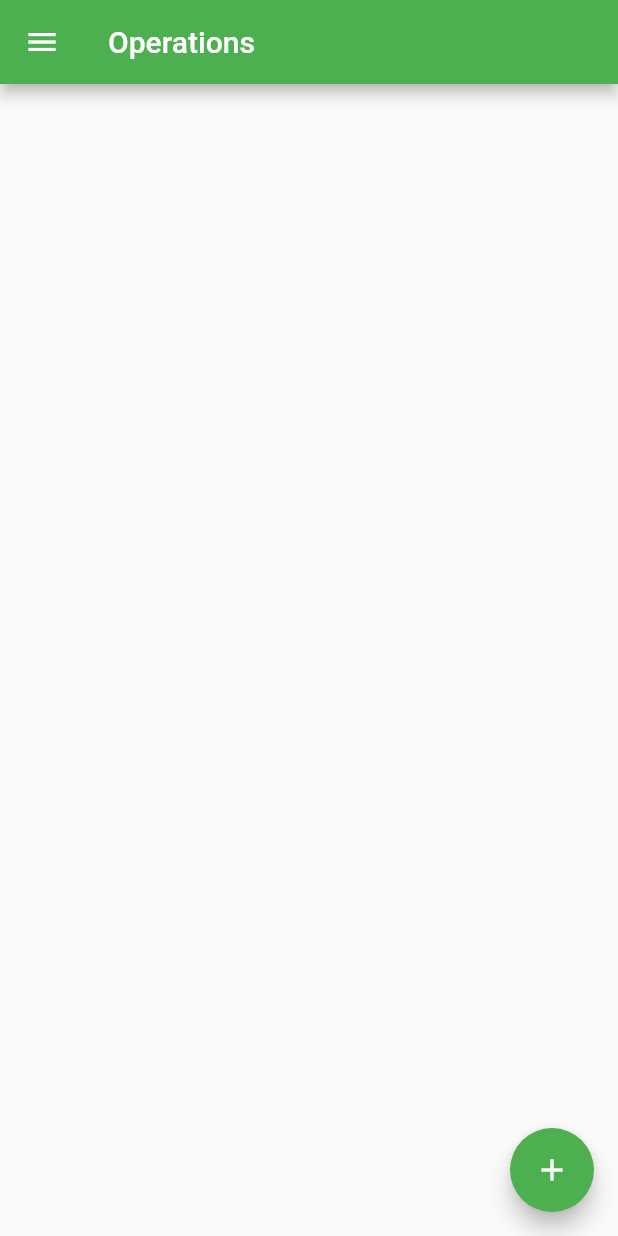
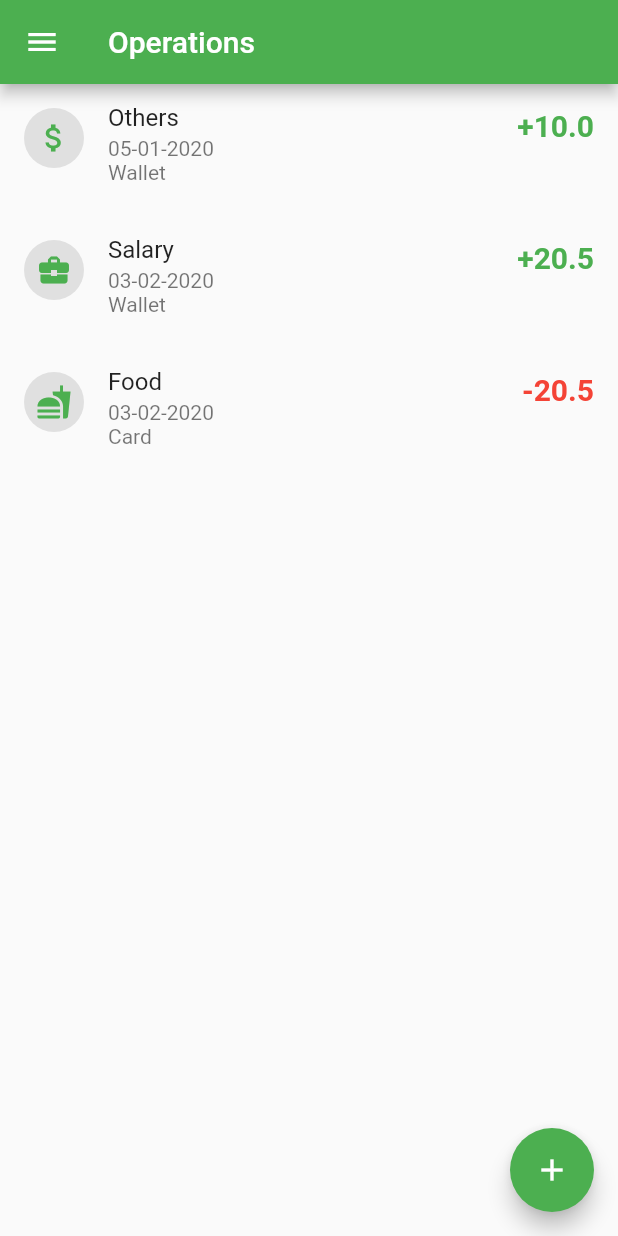
Before and after one commit to iridiscenthummingbird/money_project, a Flutter app: the screen it shows after launch, on a phone screen of 412 x 824 dp. Run offline on Flutter 3.47's test engine with Material 2 defaults, Android fonts, the phone set to English and light mode, and no system bars; our stand-ins replace validators.

Commit message:
Add operations, categories and operation page

```diff
--- /dev/null
+++ b/lib/Categories.dart
@@ -0,0 +1,15 @@
+import 'package:flutter/material.dart';
+import 'package:money_project/Category.dart';
+
+class Categories{
+  static List<Category> incomeList = [
+    Category('Salary', Icons.business_center),
+    Category('Others', Icons.attach_money),
+    Category('Gifts', Icons.card_giftcard)
+
+  ];
+  static List<Category> outcomeList = [
+    Category('Pharmasy', Icons.local_pharmacy),
+    Category('Food', Icons.fastfood)
+  ];
+}
--- /dev/null
+++ b/lib/Category.dart
@@ -0,0 +1,7 @@
+import 'package:flutter/material.dart';
+
+class Category{
+  String name;
+  IconData icon;
+  Category(this.name, this.icon);
+}
--- /dev/null
+++ b/lib/Operation.dart
@@ -0,0 +1,14 @@
+import 'package:money_project/Category.dart';
+import 'package:money_project/Wallet.dart';
+
+class Operation{
+  double amount;
+  String note;
+  Category category;
+  DateTime dateTime;
+  Wallet wallet;
+  bool isOutcome;
+  Operation(this.amount, this.category, this.dateTime, this.wallet, this.isOutcome ,[String _note]){
+    this.note = _note;
+  }
+}
--- a/lib/pages/OperationPage.dart
+++ b/lib/pages/OperationPage.dart
@@ -1,16 +1,62 @@
 import 'package:flutter/material.dart';
+import 'package:intl/intl.dart';
+import 'package:money_project/Categories.dart';
 import '../MyDrawer.dart';
+import '../Operation.dart';
+import '../Wallet.dart';
 
-class OperationPage extends StatelessWidget{
+class OperationPage extends StatefulWidget {
+  @override
+  State<StatefulWidget> createState() => OperationPageState();
+}
+
+class OperationPageState extends State<OperationPage> {
+  static Wallet wal = Wallet("Card", 123);
+
+  List<Operation> operations = [
+    Operation(10.0, Categories.incomeList[1], DateTime(2020, 1, 5), Wallet("Wallet", 500.0), false),
+    Operation(20.5, Categories.incomeList[0], DateTime(2020, 2, 3), Wallet("Wallet", 500.0), false),
+    Operation(20.5, Categories.outcomeList[1], DateTime(2020, 2, 3), wal, true),
+  ];
+
   @override
   Widget build(BuildContext context) {
     return Scaffold(
       appBar: AppBar(
         title: Text("Operations"),
       ),
+      body: ListView(
+          children: operations.map((Operation operation) {
+        return ListTile(
+          title: Text(operation.category.name),
+          subtitle: Text(DateFormat('dd-MM-yyyy').format(operation.dateTime) +
+              '\n' +
+              operation.wallet.name),
+          leading: CircleAvatar(
+              child: Icon(operation.category.icon),
+              foregroundColor: Colors.green,
+              backgroundColor: Colors.grey[300],
+          ),
+          isThreeLine: true,
+          trailing: Text(
+            (operation.isOutcome ? '-' : '+') + operation.amount.toString(),
+            style: TextStyle(
+              fontSize: 20.0,
+              fontWeight: FontWeight.bold,
+              color: operation.isOutcome ? Colors.red : Colors.green
+            ),
+          ),
+          onTap: () {},
+        );
+      }).toList()),
       drawer: MyDrawer(),
       floatingActionButton: FloatingActionButton(
-        onPressed: (){},
+        onPressed: () {
+          print("All items");
+          for (var item in Categories.incomeList) {
+            print("${item.name} - ${item.icon.toString()}");
+          }
+        },
         child: Icon(Icons.add),
         backgroundColor: Colors.green,
       ),
--- a/pubspec.yaml
+++ b/pubspec.yaml
@@ -19,6 +19,7 @@ environment:
 dependencies:
   url_launcher: ^5.4.2
   validators: ^2.0.0+1
+  intl: ^0.16.1
   flutter:
     sdk: flutter
 
```
Also changed, not shown: pubspec.lock.
